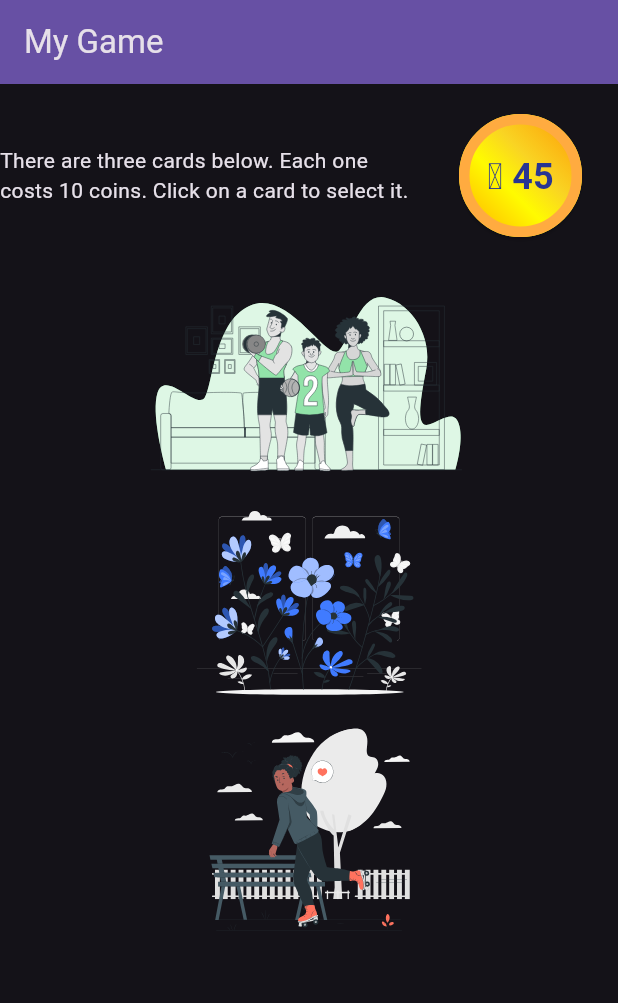
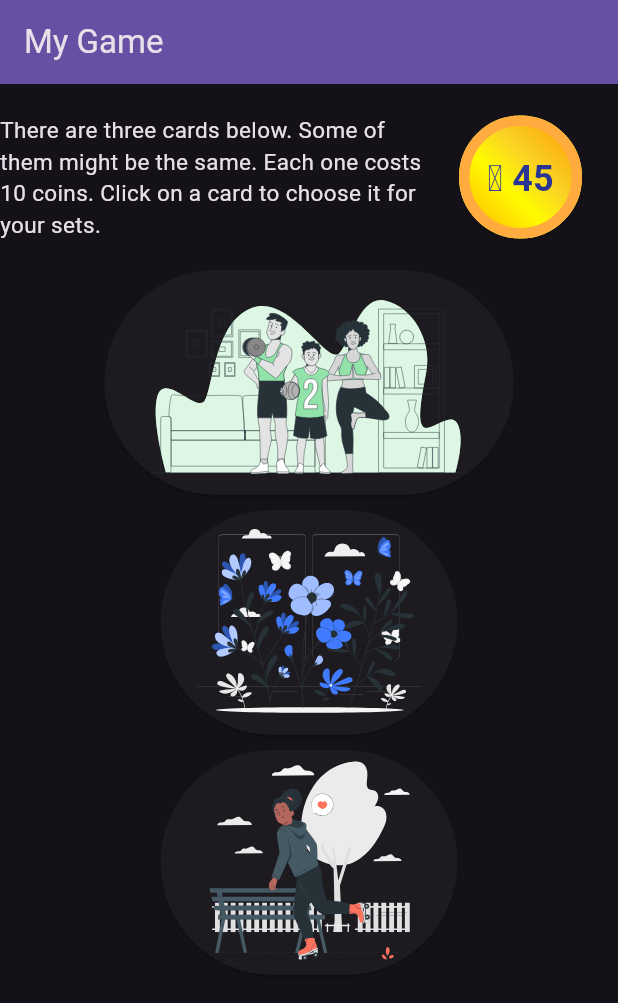
Before and after one commit to fflowio/mobile_game, a Flutter app: the screen it shows after launch, after a tap on "Start", on a phone screen of 412 x 824 dp. Shown: the top 1003 px of the screen. Run offline on Flutter 3.47's test engine with Material 3 defaults, Android fonts, the phone set to English and light mode, and no system bars; our stand-ins replace flutter_svg.

Commit message:
Make pictures into clickable link

```diff
--- a/lib/components/image_helpers.dart
+++ b/lib/components/image_helpers.dart
@@ -13,7 +13,7 @@ class ImageHelpers {
     return SvgPicture.asset(name, height: height.toDouble());
   }
 
-  static Widget randomPictureLink() {
+  static Widget randomPictureLink(dynamic selectCard) {
     String category = categories[_random.nextInt(categories.length)];
     String type = "";
 
@@ -25,6 +25,9 @@ class ImageHelpers {
 
     String name = "assets/images/$category$type.svg";
     debugPrint(name);
-    return getPicture(name, 150);
+    return ElevatedButton(
+      onPressed: () => selectCard(name),
+      child: getPicture(name, 150)
+    );
   }
 }
--- a/lib/views/home_page.dart
+++ b/lib/views/home_page.dart
@@ -25,16 +25,22 @@ class HomePage extends StatefulWidget {
 class _HomePageState extends State<HomePage> {
   int _coins = 45;
   String _showContents = "default";
+  List<String> _cards = [];
 
   changeContents(String newContents) {
-    debugPrint("Setting state to $newContents");
     setState(() => _showContents = newContents);
   }
 
-  spendCoins() {
+  selectCard(String cardName) {
+    debugPrint("Select card " + cardName);
     if (_coins >= 10) {
       _coins -= 10;
-      setState(() { _coins; });
+      _cards.add(cardName);
+
+      setState(() {
+        _coins;
+        _cards;
+      });
     }
     else {
       debugPrint("TODO what if there aren't enough coins?");
@@ -42,13 +48,9 @@ class _HomePageState extends State<HomePage> {
   }
 
   Widget contentFinder() {
-    debugPrint(_showContents);
-
     if (_showContents == "three") {
-      debugPrint("Three cards");
       return threeCards();
     } else {
-      debugPrint("Default");
       return defaultContents();
     }
 
@@ -57,9 +59,11 @@ class _HomePageState extends State<HomePage> {
   Column threeCards() {
     return Column(
       children: [
-        ImageHelpers.randomPictureLink(),
-        ImageHelpers.randomPictureLink(),
-        ImageHelpers.randomPictureLink()
+        ImageHelpers.randomPictureLink(selectCard),
+        const SizedBox(height: 10),
+        ImageHelpers.randomPictureLink(selectCard),
+        const SizedBox(height: 10),
+        ImageHelpers.randomPictureLink(selectCard)
       ]
     );
   }
@@ -86,21 +90,20 @@ class _HomePageState extends State<HomePage> {
   }
 
   Row coinRow() {
-    debugPrint(_showContents);
     String welcomeText = "Welcome to my game. Your goal is to buy images and collect them in sets. Here is your starting money!";
 
     if (_showContents == "three") {
-      welcomeText = "There are three cards below. Each one costs 10 coins. Click on a card to select it.";
+      welcomeText = "There are three cards below. Some of them might be the same. Each one costs 10 coins. Click on a card to choose it for your sets.";
     }
-    debugPrint(welcomeText);
 
     return Row(
       mainAxisAlignment: MainAxisAlignment.end,
       children: [
         Flexible(
           child: Text(
-           welcomeText,
-           softWrap: true
+            welcomeText,
+            softWrap: true,
+            style: const TextStyle(fontSize: 15)
           )
         ),
         Widgets.numberIcon(_coins)
```
